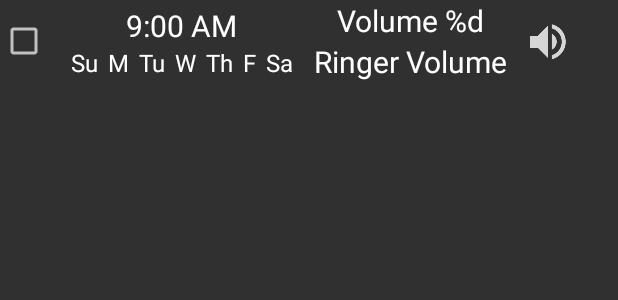
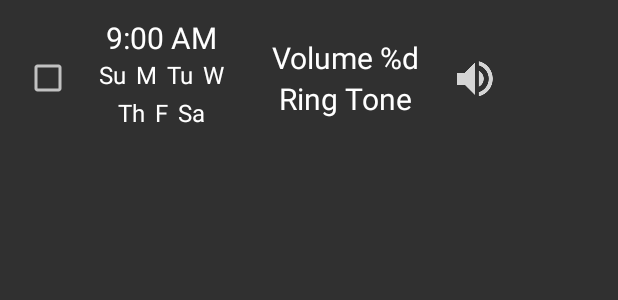
Before and after one commit to cmpickle/Volumize, an Android app: the layout item_schedule.xml on its own in the app's theme, with its tools: preview values and no code run, on a phone screen of 412 x 824 dp. Shown: the top 300 px of the screen. Run offline under Robolectric (Android 15) with nearby library versions, the phone set to English and light mode, and no system bars.

Commit message:
Added schedule recycle view and adapter

```diff
--- a/app/src/main/java/com/cmpickle/volumize/data/db/VolumizeDatabase.java
+++ b/app/src/main/java/com/cmpickle/volumize/data/db/VolumizeDatabase.java
@@ -4,6 +4,8 @@ import android.app.Application;
 
 import com.cmpickle.volumize.data.db.platform.BaseDatabase;
 import com.raizlabs.android.dbflow.annotation.Database;
+
+import javax.inject.Inject;
 
 /**
  * @author Cameron Pickle
@@ -15,6 +17,7 @@ public class VolumizeDatabase extends BaseDatabase {
     public static final String NAME = "VolumizeDatabase";
     public static final int VERSION = 1;
 
+    @Inject
     public VolumizeDatabase(Application application) {
         super(application);
     }
--- a/app/src/main/java/com/cmpickle/volumize/view/schedule/ScheduleActivity.java
+++ b/app/src/main/java/com/cmpickle/volumize/view/schedule/ScheduleActivity.java
@@ -15,7 +15,7 @@ import com.cmpickle.volumize.view.schedule.edit.EditScheduleActivity;
  *         Copyright (C) Cameron Pickle (cmpickle) on 4/7/2017.
  */
 
-public class ScheduleActivity extends TopLevelActivity implements ScheduleRouter, ScheduleView {
+public class ScheduleActivity extends TopLevelActivity implements ScheduleRouter {
 
     @Override
     protected Fragment createFragment() {
--- a/app/src/main/java/com/cmpickle/volumize/view/schedule/ScheduleView.java
+++ b/app/src/main/java/com/cmpickle/volumize/view/schedule/ScheduleView.java
@@ -6,4 +6,5 @@ package com.cmpickle.volumize.view.schedule;
  */
 
 public interface ScheduleView {
+    void updateAdapter();
 }
--- a/app/src/main/res/layout/item_schedule.xml
+++ b/app/src/main/res/layout/item_schedule.xml
@@ -1,7 +1,11 @@
 <?xml version="1.0" encoding="utf-8"?>
 <RelativeLayout xmlns:android="http://schemas.android.com/apk/res/android"
     android:layout_width="match_parent"
-    android:layout_height="wrap_content">
+    android:layout_height="wrap_content"
+    android:paddingTop="8dp"
+    android:paddingBottom="16dp"
+    android:paddingStart="16dp"
+    android:paddingEnd="16dp">
 
     <CheckBox
         android:id="@+id/checkbox_schedule_item"
@@ -14,8 +18,8 @@
         android:id="@+id/days_of_week_item"
         android:layout_width="wrap_content"
         android:layout_height="wrap_content"
-        android:paddingEnd="5dp"
-        android:paddingStart="5dp"
+        android:paddingEnd="8dp"
+        android:paddingStart="8dp"
         android:layout_toEndOf="@id/checkbox_schedule_item">
 
         <TextView
@@ -28,6 +32,11 @@
             android:paddingEnd="@dimen/item_padding"
             android:text="9:00 AM"/>
 
+        <LinearLayout
+            android:id="@+id/week_layout_top"
+            android:layout_width="wrap_content"
+            android:layout_height="wrap_content"
+            android:layout_below="@id/tv_schedule_item_time">
             <TextView
                 android:id="@+id/tv_sunday_item"
                 android:layout_width="wrap_content"
@@ -35,7 +44,6 @@
                 android:paddingStart="@dimen/item_padding"
                 android:paddingEnd="@dimen/item_padding"
                 android:paddingBottom="@dimen/item_padding"
-            android:layout_below="@id/tv_schedule_item_time"
                 android:textSize="16sp"
                 android:text="@string/sunday_short"/>
 
@@ -46,8 +54,6 @@
                 android:paddingStart="@dimen/item_padding"
                 android:paddingEnd="@dimen/item_padding"
                 android:paddingBottom="@dimen/item_padding"
-            android:layout_toEndOf="@id/tv_sunday_item"
-            android:layout_alignBaseline="@id/tv_sunday_item"
                 android:textSize="16sp"
                 android:text="@string/monday_short"/>
 
@@ -58,8 +64,6 @@
                 android:paddingStart="@dimen/item_padding"
                 android:paddingEnd="@dimen/item_padding"
                 android:paddingBottom="@dimen/item_padding"
-            android:layout_toEndOf="@id/tv_monday_item"
-            android:layout_alignBaseline="@id/tv_monday_item"
                 android:textSize="16sp"
                 android:text="@string/tuesday_short"/>
 
@@ -70,11 +74,16 @@
                 android:paddingStart="@dimen/item_padding"
                 android:paddingEnd="@dimen/item_padding"
                 android:paddingBottom="@dimen/item_padding"
-            android:layout_toEndOf="@id/tv_tuesday_item"
-            android:layout_alignBaseline="@id/tv_tuesday_item"
                 android:textSize="16sp"
                 android:text="@string/wednesday_short"/>
+        </LinearLayout>
 
+        <LinearLayout
+            android:id="@+id/week_layout_bottom"
+            android:layout_width="wrap_content"
+            android:layout_height="wrap_content"
+            android:layout_below="@id/week_layout_top"
+            android:layout_centerHorizontal="true">
             <TextView
                 android:id="@+id/tv_thursday_item"
                 android:layout_width="wrap_content"
@@ -82,8 +91,6 @@
                 android:paddingStart="@dimen/item_padding"
                 android:paddingEnd="@dimen/item_padding"
                 android:paddingBottom="@dimen/item_padding"
-            android:layout_toEndOf="@id/tv_wednesday_item"
-            android:layout_alignBaseline="@id/tv_wednesday_item"
                 android:textSize="16sp"
                 android:text="@string/thursday_short"/>
 
@@ -94,8 +101,6 @@
                 android:paddingStart="@dimen/item_padding"
                 android:paddingEnd="@dimen/item_padding"
                 android:paddingBottom="@dimen/item_padding"
-            android:layout_toEndOf="@id/tv_thursday_item"
-            android:layout_alignBaseline="@id/tv_thursday_item"
                 android:textSize="16sp"
                 android:text="@string/friday_short"/>
 
@@ -106,25 +111,27 @@
                 android:paddingStart="@dimen/item_padding"
                 android:paddingEnd="@dimen/item_padding"
                 android:paddingBottom="@dimen/item_padding"
-            android:layout_toEndOf="@id/tv_friday_item"
-            android:layout_alignBaseline="@id/tv_friday_item"
                 android:textSize="16sp"
                 android:text="@string/saturday_short"/>
+        </LinearLayout>
     </RelativeLayout>
 
     <RelativeLayout
         android:id="@+id/item_schedule_volume_layout"
-        android:layout_width="wrap_content"
+        android:layout_width="140dp"
         android:layout_height="wrap_content"
         android:paddingEnd="5dp"
         android:paddingStart="5dp"
+        android:paddingTop="10dp"
+        android:paddingBottom="10dp"
+        android:layout_alignBottom="@id/days_of_week_item"
         android:layout_toEndOf="@id/days_of_week_item">
         <TextView
             android:id="@+id/tv_schedule_item_volume"
             android:layout_width="wrap_content"
             android:layout_height="wrap_content"
             android:layout_centerHorizontal="true"
-            android:text="Volume %d"/>
+            android:text="@string/volume_d"/>
 
         <TextView
             android:id="@+id/tv_schedule_item_type"
@@ -132,7 +139,7 @@
             android:layout_height="wrap_content"
             android:layout_centerHorizontal="true"
             android:layout_below="@id/tv_schedule_item_volume"
-            android:text="Ringer Volume"/>
+            android:text="Ring Tone"/>
 
     </RelativeLayout>
 
@@ -140,8 +147,6 @@
         android:id="@+id/iv_schedule_item"
         android:layout_width="wrap_content"
         android:layout_height="wrap_content"
-        android:paddingEnd="5dp"
-        android:paddingStart="5dp"
         android:layout_toEndOf="@id/item_schedule_volume_layout"
         android:layout_centerVertical="true"
         android:src="@drawable/ic_volume"/>
--- a/app/src/main/res/values/strings.xml
+++ b/app/src/main/res/values/strings.xml
@@ -36,6 +36,8 @@
     <!-- Schedule -->
     <string name="time_picker">Choose event time</string>
     <string name="all">All</string>
+    <string name="media">Media</string>
+    <string name="system">System</string>
 
     <!-- Profile -->
     <string name="profile_empty_state">There are currently no profiles</string>
@@ -73,4 +75,5 @@
     <string name="thursday_short">Th</string>
     <string name="friday_short">F</string>
     <string name="saturday_short">Sa</string>
+    <string name="volume_d">Volume %d</string>
 </resources>
```
Also changed, not shown: app/src/main/java/com/cmpickle/volumize/Inject/module/PresenterModule.java (+4 -4 lines), app/src/main/java/com/cmpickle/volumize/view/adapter/ScheduleEventAdapter.java (added, +140 -0 lines), app/src/main/java/com/cmpickle/volumize/view/schedule/ScheduleFragment.java (+30 -1 lines), app/src/main/java/com/cmpickle/volumize/view/schedule/SchedulePresenter.java (+28 -0 lines). Lines whose indentation alone changed are shown as unchanged.
